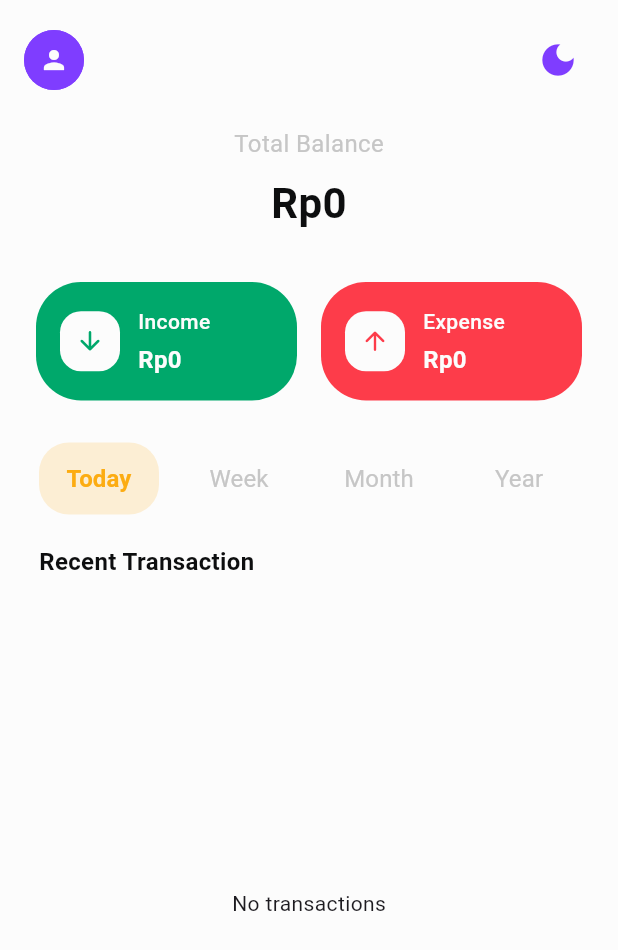
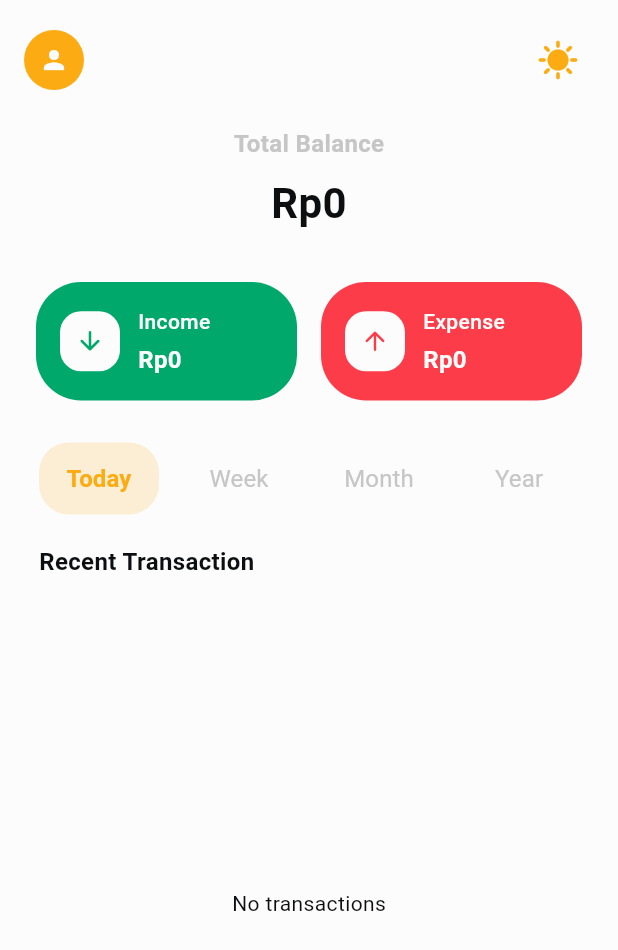
Before and after one commit to wirasyf/Budget-App, a Flutter app: the HomePage screen opened directly, after a tap on the "dark mode" icon, on a phone screen of 412 x 824 dp. Shown: the top 950 px of the screen. Run offline on Flutter 3.47's test engine with Material 3 defaults, Android fonts, the phone set to English and light mode, and no system bars; our stand-ins replace cloud_firestore, convex_bottom_bar, firebase_auth, firebase_core, firebase_storage, image_picker and 1 more; accounts and stored records are empty.

Commit message:
berhasil membuat tema gelap dan terang di homepage

```diff
--- a/lib/const/color.dart
+++ b/lib/const/color.dart
@@ -5,13 +5,14 @@ final Color appGreenSoft = const Color(0xFFBFF0BF);
 final Color appRed = const Color(0xFFFD3C4A);
 final Color appRedSoft = const Color(0xFFFFD6D7);
 final Color appPrimary = const Color(0xFF7F3DFF);
+final Color appPrimaryDark = const Color(0xFFFCFCFC);
 final Color appViolet = const Color(0xFFB097E3);
 final Color appVioletSoft = const Color(0xFFEEE5FF);
 final Color appYellow = const Color(0xFFFCAC12);
 final Color appYellowSoft = const Color(0xFFFCEED4);
 final Color appGrey = const Color(0xFF91919F);
 final Color appBlack = const Color(0xFF0D0E0F);
+final Color appBlackSoft = const Color(0xFFC6C6C6);
 final Color appWhite = const Color(0xFFFCFCFC);
-final Color appBlackSoft = const Color(0xFFC6C6C6);
 final Color appWhiteDark = const Color(0xFFE2E2E3);
 final Color appBlue = const Color(0xFFEEE5FF);
--- /dev/null
+++ b/lib/const/theme.dart
@@ -0,0 +1,22 @@
+import 'package:flutter/material.dart';
+import 'package:shared_preferences/shared_preferences.dart';
+
+class ThemeNotifier extends ValueNotifier<ThemeMode> {
+  static const String _key = 'theme_mode';
+
+  ThemeNotifier() : super(ThemeMode.light) {
+    _loadTheme();
+  }
+
+  void _loadTheme() async {
+    final prefs = await SharedPreferences.getInstance();
+    final isDark = prefs.getBool(_key) ?? false;
+    value = isDark ? ThemeMode.dark : ThemeMode.light;
+  }
+
+  void toggleTheme() async {
+    value = value == ThemeMode.light ? ThemeMode.dark : ThemeMode.light;
+    final prefs = await SharedPreferences.getInstance();
+    await prefs.setBool(_key, value == ThemeMode.dark);
+  }
+}
--- a/lib/layout/navigation.dart
+++ b/lib/layout/navigation.dart
@@ -33,7 +33,7 @@ class _MainNavigationState extends State<MainNavigation> {
       bottomNavigationBar: ConvexAppBar(
         style: TabStyle.reactCircle,
         height: 60,
-        backgroundColor: appWhiteDark,
+        backgroundColor: appWhite,
         color: appGrey,
         activeColor: appPrimary,
         items: [
--- a/lib/main.dart
+++ b/lib/main.dart
@@ -1,14 +1,14 @@
+import 'package:budget_app/const/theme.dart';
+import 'package:flutter/material.dart';
 import 'package:firebase_core/firebase_core.dart';
-import 'package:flutter/material.dart';
 import 'package:budget_app/auth/login.dart';
 import 'package:budget_app/database/firebase_options.dart';
 
+final themeNotifier = ThemeNotifier();
 
 void main() async {
   WidgetsFlutterBinding.ensureInitialized();
-  await Firebase.initializeApp(
-    options: DefaultFirebaseOptions.currentPlatform
-);
+  await Firebase.initializeApp(options: DefaultFirebaseOptions.currentPlatform);
   runApp(const MyApp());
 }
 
@@ -17,12 +17,34 @@ class MyApp extends StatelessWidget {
 
   @override
   Widget build(BuildContext context) {
-
-    return MaterialApp(
-      debugShowCheckedModeBanner: false,
-      title: 'Budget App',
-      theme: ThemeData(primarySwatch: Colors.blue),
-      home: LoginPage(),
+    return ValueListenableBuilder<ThemeMode>(
+      valueListenable: themeNotifier,
+      builder: (context, mode, _) {
+        return MaterialApp(
+          debugShowCheckedModeBanner: false,
+          title: 'Budget App',
+          theme: ThemeData(
+            brightness: Brightness.light,
+            primarySwatch: Colors.blue,
+            scaffoldBackgroundColor: Colors.white,
+            appBarTheme: const AppBarTheme(
+              backgroundColor: Colors.white,
+              iconTheme: IconThemeData(color: Colors.black),
+            ),
+          ),
+          darkTheme: ThemeData(
+            brightness: Brightness.dark,
+            primarySwatch: Colors.blue,
+            scaffoldBackgroundColor: Colors.black,
+            appBarTheme: const AppBarTheme(
+              backgroundColor: Colors.black,
+              iconTheme: IconThemeData(color: Colors.white),
+            ),
+          ),
+          themeMode: mode,
+          home: const LoginPage(),
+        );
+      },
     );
   }
 }
--- a/lib/screens/home.dart
+++ b/lib/screens/home.dart
@@ -2,6 +2,7 @@ import 'package:flutter/material.dart';
 import 'package:cloud_firestore/cloud_firestore.dart';
 import 'package:firebase_auth/firebase_auth.dart';
 import 'package:budget_app/const/color.dart';
+import 'package:budget_app/main.dart';
 
 class HomePage extends StatefulWidget {
   const HomePage({super.key});
@@ -31,7 +32,6 @@ class _HomePageState extends State<HomePage> {
 
   Stream<Map<String, dynamic>> getTransactionSummary() {
     final uid = FirebaseAuth.instance.currentUser!.uid;
-    getStartDateByFilter();
 
     return FirebaseFirestore.instance
         .collection('transactions')
@@ -43,11 +43,10 @@ class _HomePageState extends State<HomePage> {
 
           for (var doc in snapshot.docs) {
             final data = doc.data();
-
             final amountRaw = data['amount'] ?? 0;
             final amount = amountRaw is int ? amountRaw.toDouble() : amountRaw;
+            final type = data['type']?.toString();
 
-            final type = data['type']?.toString();
             if (type == 'Income') {
               income += amount;
             } else if (type == 'Expense') {
@@ -102,10 +101,12 @@ class _HomePageState extends State<HomePage> {
 
   @override
   Widget build(BuildContext context) {
+    final isDark = Theme.of(context).brightness == Brightness.dark;
+
     return Scaffold(
       body: SafeArea(
         child: Container(
-          color: appWhite,
+          color: isDark ? appPrimaryDark : appPrimary,
           child: Padding(
             padding: const EdgeInsets.all(16.0),
             child: Column(
@@ -117,11 +118,11 @@ class _HomePageState extends State<HomePage> {
                     Container(
                       decoration: BoxDecoration(
                         shape: BoxShape.circle,
-                        color: appPrimary,
+                        color: isDark ? appPrimaryDark : appPrimary,
                       ),
                       child: CircleAvatar(
                         radius: 20,
-                        backgroundColor: appPrimary,
+                        backgroundColor: appYellow,
                         child: IconButton(
                           onPressed: () {},
                           icon: Icon(Icons.person, size: 20, color: appWhite),
@@ -129,67 +130,44 @@ class _HomePageState extends State<HomePage> {
                       ),
                     ),
                     IconButton(
-                      onPressed: () {},
-                      icon: Icon(
-                        Theme.of(context).brightness == Brightness.dark
-                            ? Icons.sunny
-                            : Icons.dark_mode,
-                      ),
+                      onPressed: () {
+                        themeNotifier.toggleTheme();
+                      },
+                      icon: Icon(isDark ? Icons.sunny : Icons.dark_mode),
                       iconSize: 28,
-                      color: appPrimary,
+                      color: appYellow,
                     ),
                   ],
                 ),
-                SizedBox(height: 20),
+                const SizedBox(height: 20),
 
-                // Real-time Balance
+                // Balance
                 StreamBuilder<Map<String, dynamic>>(
                   stream: getTransactionSummary(),
                   builder: (context, snapshot) {
-                    if (!snapshot.hasData) {
-                      return Column(
-                        children: [
-                          Text(
-                            "Total Balance",
-                            style: TextStyle(fontSize: 16, color: appBlackSoft),
-                          ),
-                          SizedBox(height: 8),
-                          Text(
-                            "",
-                            style: TextStyle(
-                              fontSize: 28,
-                              fontWeight: FontWeight.bold,
-                              color: appBlack,
-                            ),
-                          ),
-                        ],
-                      );
-                    }
-
-                    final balance = snapshot.data!['balance'] as double;
-
+                    final balance = snapshot.data?['balance'] ?? 0.0;
                     return Column(
                       children: [
                         Text(
                           "Total Balance",
-                          style: TextStyle(fontSize: 16, color: appBlackSoft),
+                          style: TextStyle(fontSize: 16, color: appBlackSoft, fontWeight: FontWeight.bold),
                         ),
-                        SizedBox(height: 8),
+                        const SizedBox(height: 8),
                         Text(
                           "Rp${balance.toStringAsFixed(0)}",
                           style: TextStyle(
                             fontSize: 28,
                             fontWeight: FontWeight.bold,
-                            color: appBlack,
+                            color: isDark ? appBlack : appWhite,
                           ),
                         ),
                       ],
                     );
                   },
                 ),
-                SizedBox(height: 25),
+                const SizedBox(height: 25),
 
-                // Real-time Income and Expense
+                // Income and Expense
                 StreamBuilder<Map<String, dynamic>>(
                   stream: getTransactionSummary(),
                   builder: (context, snapshot) {
@@ -209,45 +187,12 @@ class _HomePageState extends State<HomePage> {
                               padding: const EdgeInsets.all(16),
                               child: Row(
                                 children: [
-                                  Container(
-                                    width: 40,
-                                    height: 40,
-                                    decoration: BoxDecoration(
-                                      color: appWhite,
-                                      borderRadius: BorderRadius.circular(14),
-                                    ),
-                                    child: Icon(
-                                      Icons.arrow_downward_rounded,
-                                      color: appGreen,
-                                      size: 20,
-                                    ),
+                                  _buildIconBox(
+                                    appGreen,
+                                    Icons.arrow_downward_rounded,
                                   ),
-                                  SizedBox(width: 12),
-                                  Expanded(
-                                    child: Column(
-                                      crossAxisAlignment:
-                                          CrossAxisAlignment.start,
-                                      children: [
-                                        Text(
-                                          "Income",
-                                          style: TextStyle(
-                                            color: appWhite,
-                                            fontSize: 14,
-                                            fontWeight: FontWeight.w500,
-                                          ),
-                                        ),
-                                        SizedBox(height: 4),
-                                        Text(
-                                          "Rp${income.toStringAsFixed(0)}",
-                                          style: TextStyle(
-                                            color: appWhite,
-                                            fontSize: 16,
-                                            fontWeight: FontWeight.bold,
-                                          ),
-                                        ),
-                                      ],
-                                    ),
-                                  ),
+                                  const SizedBox(width: 12),
+                                  _buildAmountText("Income", income, appWhite),
                                 ],
                               ),
                             ),
@@ -264,44 +209,15 @@ class _HomePageState extends State<HomePage> {
                               padding: const EdgeInsets.all(16),
                               child: Row(
                                 children: [
-                                  Container(
-                                    width: 40,
-                                    height: 40,
-                                    decoration: BoxDecoration(
-                                      color: appWhite,
-                                      borderRadius: BorderRadius.circular(14),
-                                    ),
-                                    child: Icon(
-                                      Icons.arrow_upward_rounded,
-                                      color: appRed,
-                                      size: 20,
-                                    ),
+                                  _buildIconBox(
+                                    appRed,
+                                    Icons.arrow_upward_rounded,
                                   ),
-                                  SizedBox(width: 12),
-                                  Expanded(
-                                    child: Column(
-                                      crossAxisAlignment:
-                                          CrossAxisAlignment.start,
-                                      children: [
-                                        Text(
-                                          "Expense",
-                                          style: TextStyle(
-                                            color: appWhite,
-                                            fontSize: 14,
-                                            fontWeight: FontWeight.w500,
-                                          ),
-                                        ),
-                                        SizedBox(height: 4),
-                                        Text(
-                                          "Rp${expense.toStringAsFixed(0)}",
-                                          style: TextStyle(
-                                            color: appWhite,
-                                            fontSize: 16,
-                                            fontWeight: FontWeight.bold,
-                                          ),
-                                        ),
-                                      ],
-                                    ),
+                                  const SizedBox(width: 12),
+                                  _buildAmountText(
+                                    "Expense",
+                                    expense,
+                                    appWhite,
                                   ),
                                 ],
                               ),
@@ -312,7 +228,7 @@ class _HomePageState extends State<HomePage> {
                     );
                   },
                 ),
-                SizedBox(height: 10),
+                const SizedBox(height: 10),
 
                 // Filter Buttons
                 Padding(
@@ -328,7 +244,7 @@ class _HomePageState extends State<HomePage> {
                   ),
                 ),
 
-                // Section Header
+                // Recent Transaction
                 Container(
                   padding: const EdgeInsets.all(10),
                   child: Row(
@@ -338,30 +254,25 @@ class _HomePageState extends State<HomePage> {
                         "Recent Transaction",
                         style: TextStyle(
                           fontSize: 16,
-                          color: appBlack,
+                          color: isDark ? appBlack : appWhite,
                           fontWeight: FontWeight.bold,
                         ),
                       ),
-                      Container(
-                        decoration: BoxDecoration(
-                          color: appVioletSoft,
-                          borderRadius: BorderRadius.circular(20),
-                        ),
-                      ),
+                      const SizedBox(),
                     ],
                   ),
                 ),
 
-                // ListView from Firestore
+                // List Transactions
                 Expanded(
                   child: StreamBuilder<QuerySnapshot>(
                     stream: getTransactions(),
                     builder: (context, snapshot) {
                       if (snapshot.connectionState == ConnectionState.waiting) {
-                        return Center(child: CircularProgressIndicator());
+                        return const Center(child: CircularProgressIndicator());
                       }
                       if (!snapshot.hasData || snapshot.data!.docs.isEmpty) {
-                        return Center(child: Text("No transactions"));
+                        return Center(child: Text("No transactions", style: TextStyle(color: isDark ? appBlack : appWhite ),));
                       }
 
                       return ListView(
@@ -376,7 +287,7 @@ class _HomePageState extends State<HomePage> {
                               horizontal: 10,
                             ),
                             child: Material(
-                              color: appBlue,
+                              color: isDark ? appPrimary : appPrimaryDark,
                               borderRadius: BorderRadius.circular(18),
                               child: InkWell(
                                 borderRadius: BorderRadius.circular(18),
@@ -401,9 +312,11 @@ class _HomePageState extends State<HomePage> {
                                     title: Text(data['title'] ?? ''),
                                     subtitle: Text(data['category'] ?? ''),
                                     trailing: Text(
-                                      "${isExpense ? '-' : '+'}Rp${data['amount'].toString()}",
+                                      "${isExpense ? '-' : '+'}Rp${data['amount']}",
                                       style: TextStyle(
                                         color: isExpense ? appRed : appGreen,
+                                        fontWeight: FontWeight.bold,
+                                        fontSize: 16,
                                       ),
                                     ),
                                   ),
@@ -421,6 +334,45 @@ class _HomePageState extends State<HomePage> {
           ),
         ),
       ),
+    );
+  }
+
+  Widget _buildAmountText(String label, double amount, Color textColor) {
+    return Expanded(
+      child: Column(
+        crossAxisAlignment: CrossAxisAlignment.start,
+        children: [
+          Text(
+            label,
+            style: TextStyle(
+              color: textColor,
+              fontSize: 14,
+              fontWeight: FontWeight.w500,
+            ),
+          ),
+          const SizedBox(height: 4),
+          Text(
+            "Rp${amount.toStringAsFixed(0)}",
+            style: TextStyle(
+              color: textColor,
+              fontSize: 16,
+              fontWeight: FontWeight.bold,
+            ),
+          ),
+        ],
+      ),
+    );
+  }
+
+  Widget _buildIconBox(Color borderColor, IconData icon) {
+    return Container(
+      width: 40,
+      height: 40,
+      decoration: BoxDecoration(
+        color: appWhite,
+        borderRadius: BorderRadius.circular(14),
+      ),
+      child: Icon(icon, color: borderColor, size: 20),
     );
   }
 
--- a/lib/screens/profile.dart
+++ b/lib/screens/profile.dart
@@ -71,7 +71,6 @@ class _SettingsState extends State<Settings> {
         });
       }
     } catch (e) {
-      print("Upload error: $e");
       ScaffoldMessenger.of(
         context,
       ).showSnackBar(SnackBar(content: Text('Gagal upload foto: $e')));
--- a/pubspec.yaml
+++ b/pubspec.yaml
@@ -42,6 +42,7 @@ dependencies:
   intl: ^0.20.2
   image_picker: ^1.1.0
   firebase_storage: ^12.4.9
+  shared_preferences: ^2.5.3
 
 dev_dependencies:
   flutter_test:
```
Also changed, not shown: pubspec.lock, 1 other file.
